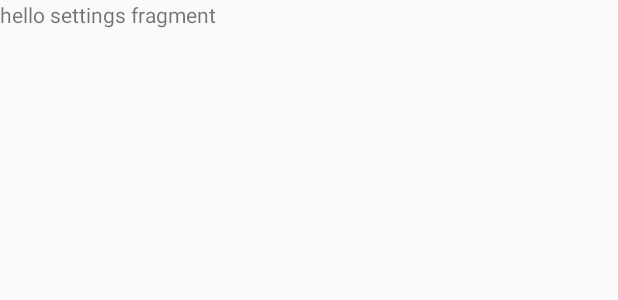
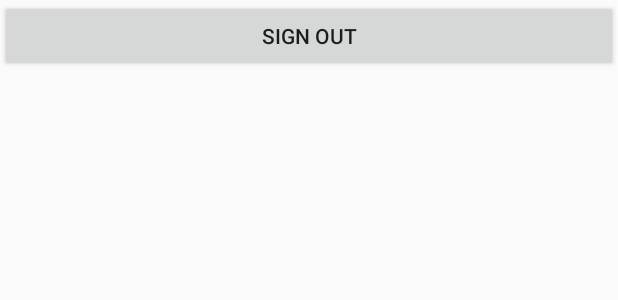
Before and after one commit to loop512/SocialSharer, an Android app: the layout fragment_settings.xml on its own in the app's theme, with its tools: preview values and no code run, on a phone screen of 412 x 824 dp. Shown: the top 300 px of the screen. Run offline under Robolectric (Android 15) with nearby library versions, the phone set to English and light mode, and no system bars.

Commit message:
update login and logout

```diff
--- a/app/src/main/res/layout/fragment_settings.xml
+++ b/app/src/main/res/layout/fragment_settings.xml
@@ -6,9 +6,10 @@
     tools:context=".Fragments.SettingsFragment">
 
     <!-- TODO: Update blank fragment layout -->
-    <TextView
+    <Button
+        android:id="@+id/logoutButton"
         android:layout_width="match_parent"
-        android:layout_height="match_parent"
-        android:text="hello settings fragment" />
+        android:layout_height="wrap_content"
+        android:text="@string/logout_button"/>
 
 </FrameLayout>
--- a/app/src/main/res/values/strings.xml
+++ b/app/src/main/res/values/strings.xml
@@ -49,6 +49,9 @@
     <string name="instagram">Instagram</string>
     <string name="linkedin">Linkedin</string>
     <string name="wechat">Wechat</string>
+
+    //Setting
+    <string name="logout_button">Sign Out</string>
     <!-- TODO: Remove or change this placeholder text -->
     <string name="hello_blank_fragment">Hello blank fragment</string>
     <string name="title_activity_maps">Map</string>
```
Also changed, not shown: app/src/main/java/com/example/socialsharer/Fragments/SettingsFragment.java (+20 -2 lines), app/src/main/java/com/example/socialsharer/ui/login/LoginActivity.java (+15 -0 lines).
